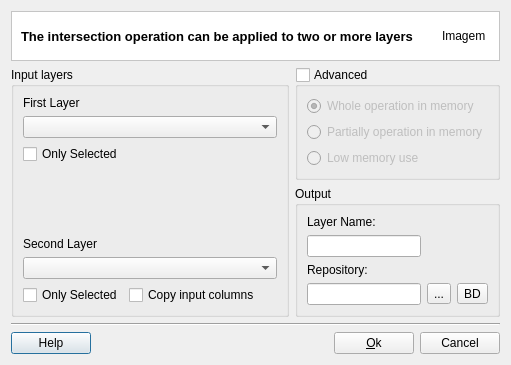
Before: the Qt Designer form src/terralib/vp/qt/ui/IntersectionDialogForm.ui in claudiobogossian/terralib5, drawn with Qt 5.
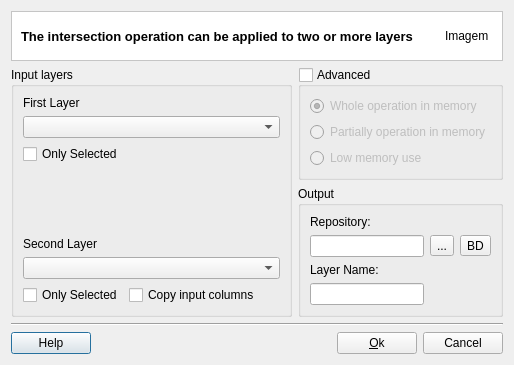
After: the same form once the commit is applied. Custom widgets are drawn as their Qt base class.

```diff
--- a/src/terralib/vp/qt/ui/IntersectionDialogForm.ui
+++ b/src/terralib/vp/qt/ui/IntersectionDialogForm.ui
@@ -6,7 +6,7 @@
    <rect>
     <x>0</x>
     <y>0</y>
-    <width>511</width>
+    <width>514</width>
     <height>339</height>
    </rect>
   </property>
@@ -241,30 +241,17 @@
             <string>Output</string>
            </property>
            <layout class="QGridLayout" name="gridLayout">
-            <item row="3" column="0">
-             <widget class="QLineEdit" name="m_repositoryLineEdit"/>
-            </item>
-            <item row="3" column="2">
-             <widget class="QToolButton" name="m_targetDatasourceToolButton">
-              <property name="minimumSize">
-               <size>
-                <width>0</width>
-                <height>0</height>
-               </size>
-              </property>
-              <property name="text">
-               <string>BD</string>
-              </property>
-             </widget>
-            </item>
-            <item row="2" column="0">
+            <item row="0" column="0">
              <widget class="QLabel" name="label_4">
               <property name="text">
                <string>Repository:</string>
               </property>
              </widget>
             </item>
-            <item row="3" column="1">
+            <item row="1" column="0">
+             <widget class="QLineEdit" name="m_repositoryLineEdit"/>
+            </item>
+            <item row="1" column="1">
              <widget class="QToolButton" name="m_targetFileToolButton">
               <property name="minimumSize">
                <size>
@@ -277,16 +264,29 @@
               </property>
              </widget>
             </item>
-            <item row="1" column="0">
-             <widget class="QLineEdit" name="m_newLayerNameLineEdit"/>
+            <item row="1" column="2">
+             <widget class="QToolButton" name="m_targetDatasourceToolButton">
+              <property name="minimumSize">
+               <size>
+                <width>0</width>
+                <height>0</height>
+               </size>
+              </property>
+              <property name="text">
+               <string>BD</string>
+              </property>
+             </widget>
             </item>
-            <item row="0" column="0">
+            <item row="2" column="0">
              <widget class="QLabel" name="label_3">
               <property name="text">
                <string>Layer Name:</string>
               </property>
              </widget>
             </item>
+            <item row="3" column="0">
+             <widget class="QLineEdit" name="m_newLayerNameLineEdit"/>
+            </item>
            </layout>
           </widget>
          </item>
```
Left out of the diff: 2 changed lines with no effect on the pictures.
